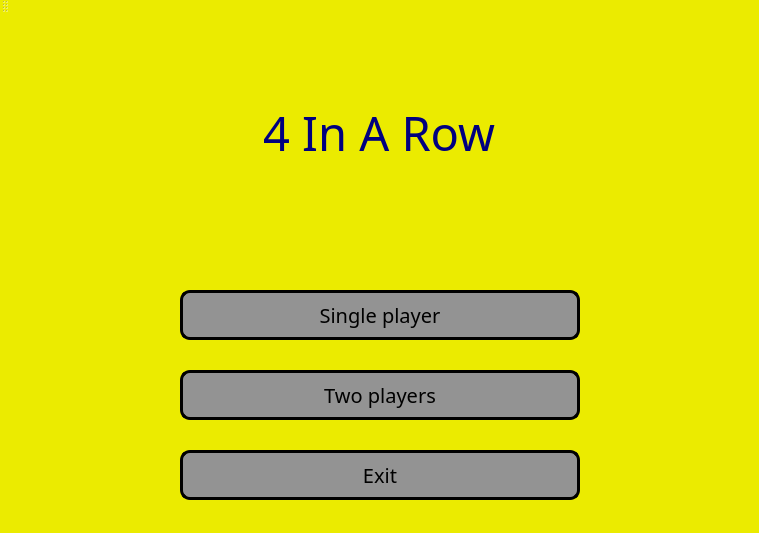
This is Game4InARow/mainwindow.ui in scientist19/Game-4-in-a-row as Qt 5 draws it before an edit. The edited form follows.
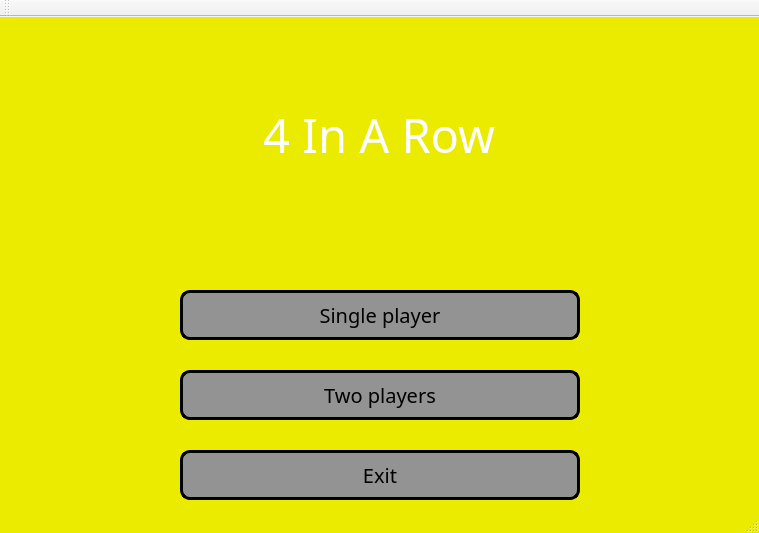
This is the edited form. Icons and pictures are not drawn.

Commit message: New main-menu and game field design

```diff
--- a/Game4InARow/mainwindow.ui
+++ b/Game4InARow/mainwindow.ui
@@ -31,7 +31,10 @@
    <string>4 In A Row</string>
   </property>
   <property name="styleSheet">
-   <string notr="true">background-color: rgb(235, 235, 0); border: none; </string>
+   <string notr="true">QMainWindow{
+background-color: rgb(235, 235, 0); border: none; 
+background-image: url(:/rec/img/background2.png)
+}</string>
   </property>
   <widget class="QWidget" name="centralWidget">
    <layout class="QVBoxLayout" name="verticalLayout">
@@ -63,7 +66,7 @@
         </property>
         <property name="styleSheet">
          <string notr="true">color: rgb(0, 0, 127);
-text-bordet: </string>
+color: rgb(255, 255, 255)</string>
         </property>
         <property name="text">
          <string>4 In A Row</string>
```
Left out of the diff: 3 changed lines with no effect on the pictures. The commit also changes 9 other files.
